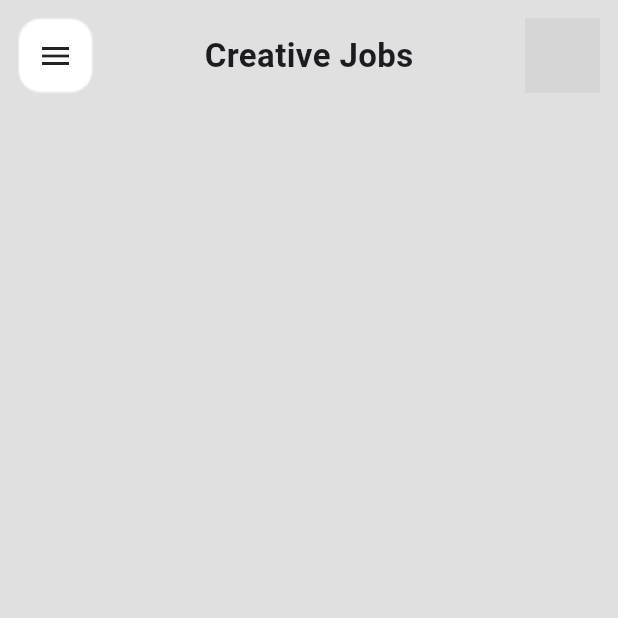
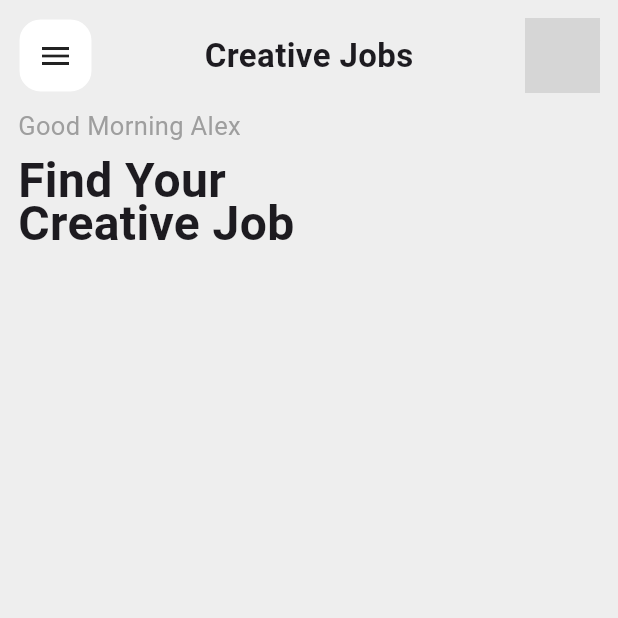
Before and after one commit to SalmanMohammed2001/job_app_ui_flutter, a Flutter app: the screen it shows after launch, on a phone screen of 412 x 824 dp, the top half of it. Run offline on Flutter 3.47's test engine with Material 3 defaults, Android fonts, the phone set to English and light mode, and no system bars; network calls fail; grey boxes are pictures that could not be loaded.

Commit message:
Main Heading implementation

```diff
--- a/lib/screen/homepage/home_page.dart
+++ b/lib/screen/homepage/home_page.dart
@@ -12,11 +12,34 @@ class _HomePageState extends State<HomePage> {
   @override
   Widget build(BuildContext context) {
     return Scaffold(
-      backgroundColor: Colors.grey.shade300,
+      backgroundColor: Colors.grey.shade200,
       body: const SafeArea(
         child: Padding(
           padding: EdgeInsets.all(12.0),
-          child: CustomAppBar(),
+          child: Column(
+            crossAxisAlignment: CrossAxisAlignment.start,
+            children: [
+              CustomAppBar(),
+              SizedBox(
+                height: 10,
+              ),
+              Text(
+                "Good Morning Alex",
+                style: TextStyle(color: Colors.grey, fontSize: 17),
+              ),
+              SizedBox(
+                height: 10,
+              ),
+              Text(
+                "Find Your\nCreative Job",
+                style: TextStyle(
+                  fontSize: 32,
+                  height: 0.9,
+                  fontWeight: FontWeight.bold,
+                ),
+              )
+            ],
+          ),
         ),
       ),
     );
```
